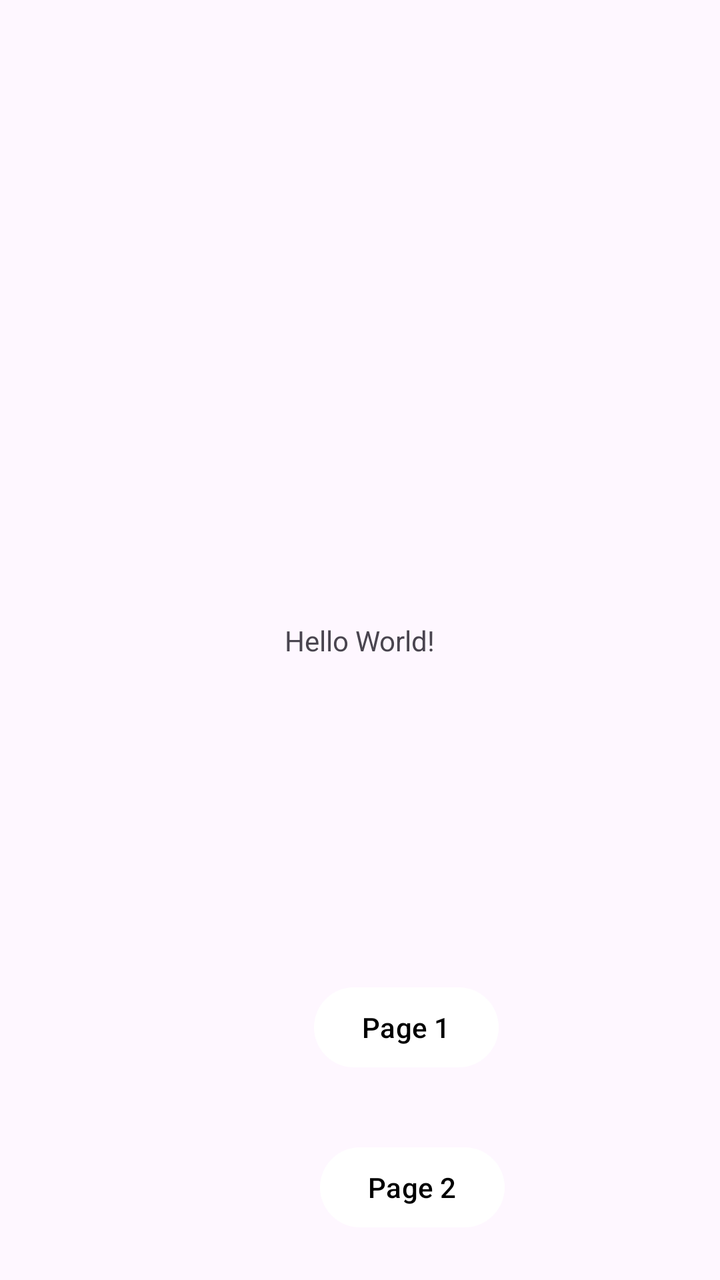
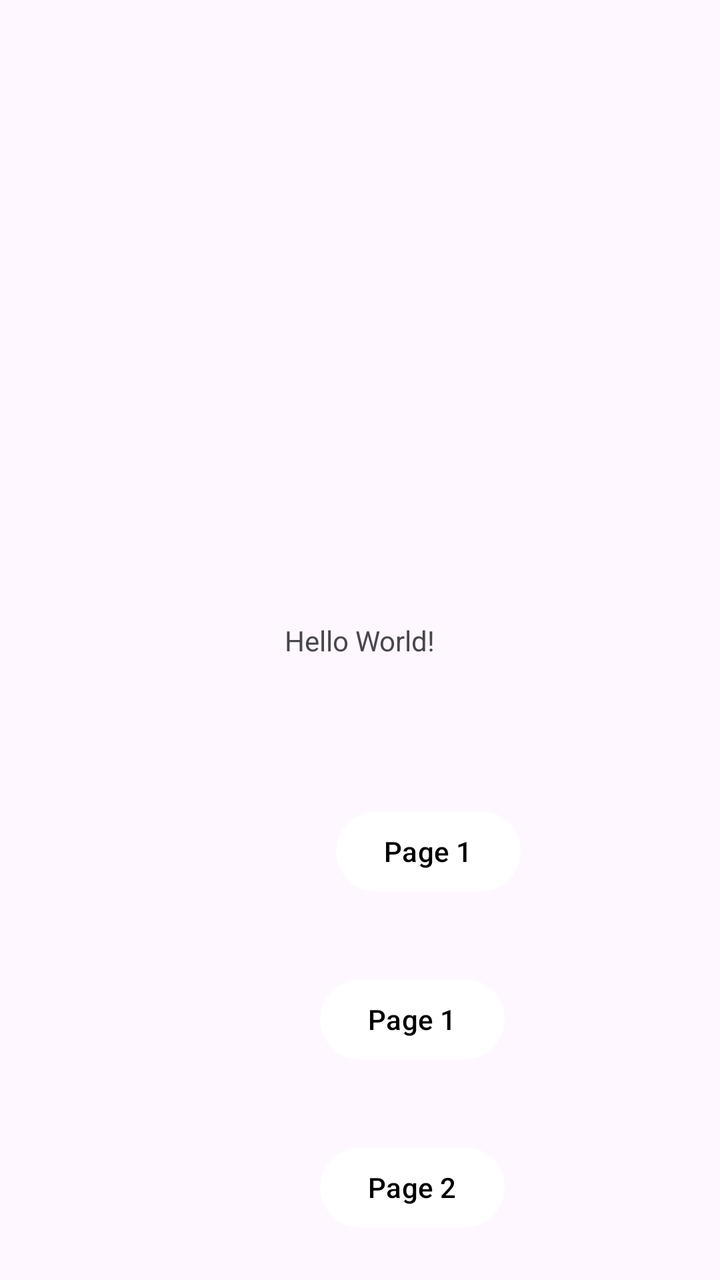

Screens rendered from an Android XML layout before and after an edit, with the pre-edit source and the edit as a unified diff.
<!-- AndroidManifest.xml: application theme Theme.ICM_calculator -->
<!-- res/layout/activity_main.xml -->
<?xml version="1.0" encoding="utf-8"?>
<androidx.constraintlayout.widget.ConstraintLayout xmlns:android="http://schemas.android.com/apk/res/android"
    xmlns:app="http://schemas.android.com/apk/res-auto"
    xmlns:tools="http://schemas.android.com/tools"
    android:id="@+id/main"
    android:layout_width="match_parent"
    android:layout_height="match_parent"
    tools:context=".MainActivity">

    <TextView
        android:id="@+id/textView"
        android:layout_width="wrap_content"
        android:layout_height="wrap_content"
        android:text="Hello World!"
        app:layout_constraintBottom_toBottomOf="parent"
        app:layout_constraintEnd_toEndOf="parent"
        app:layout_constraintStart_toStartOf="parent"
        app:layout_constraintTop_toTopOf="parent" />

    <Button
        android:id="@+id/change_page"
        android:layout_width="wrap_content"
        android:layout_height="wrap_content"
        android:layout_marginStart="157dp"
        android:layout_marginTop="160dp"
        android:text="Page 1"
        app:layout_constraintStart_toStartOf="parent"
        app:layout_constraintTop_toBottomOf="@+id/textView" />

    <Button
        android:id="@+id/change_page2"
        android:layout_width="wrap_content"
        android:layout_height="wrap_content"
        android:layout_marginStart="160dp"
        android:layout_marginTop="240dp"
        android:text="Page 2"
        app:layout_constraintStart_toStartOf="parent"
        app:layout_constraintTop_toBottomOf="@+id/textView" />

</androidx.constraintlayout.widget.ConstraintLayout>
<!-- resources referenced by this layout -->
<resources>
  <style name="Theme.ICM_calculator" parent="Base.Theme.ICM_calculator" />
  <style name="Base.Theme.ICM_calculator" parent="Theme.Material3.DayNight.NoActionBar">
          <item name="colorPrimary">@color/white</item>
  
          <item name="colorOnPrimary">@color/black</item>
      </style>
  <color name="white">#FFFFFF</color>
  <color name="black">#000000</color>
</resources>

<!-- the commit's change to res/layout/activity_main.xml (unified diff, before → after) -->
@@ -21,8 +21,18 @@
         android:id="@+id/change_page"
         android:layout_width="wrap_content"
         android:layout_height="wrap_content"
-        android:layout_marginStart="157dp"
-        android:layout_marginTop="160dp"
+        android:layout_marginStart="160dp"
+        android:layout_marginTop="156dp"
+        android:text="Page 1"
+        app:layout_constraintStart_toStartOf="parent"
+        app:layout_constraintTop_toBottomOf="@+id/textView" />
+
+    <Button
+        android:id="@+id/baptiste_page"
+        android:layout_width="wrap_content"
+        android:layout_height="wrap_content"
+        android:layout_marginStart="168dp"
+        android:layout_marginTop="72dp"
         android:text="Page 1"
         app:layout_constraintStart_toStartOf="parent"
         app:layout_constraintTop_toBottomOf="@+id/textView" />
